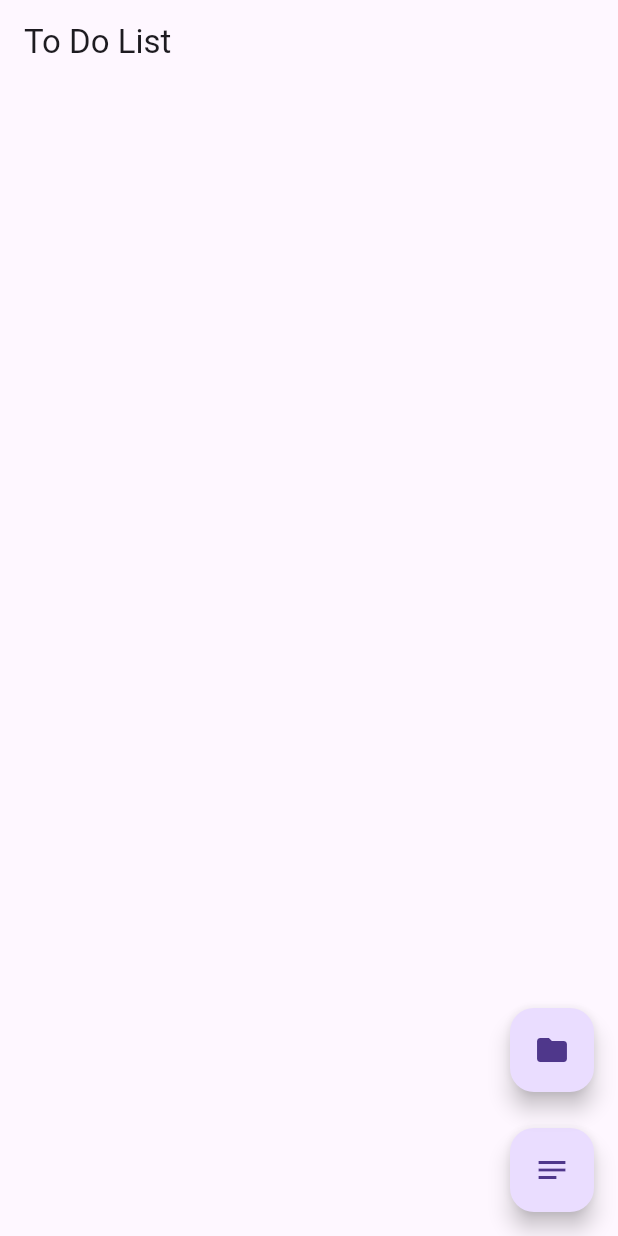
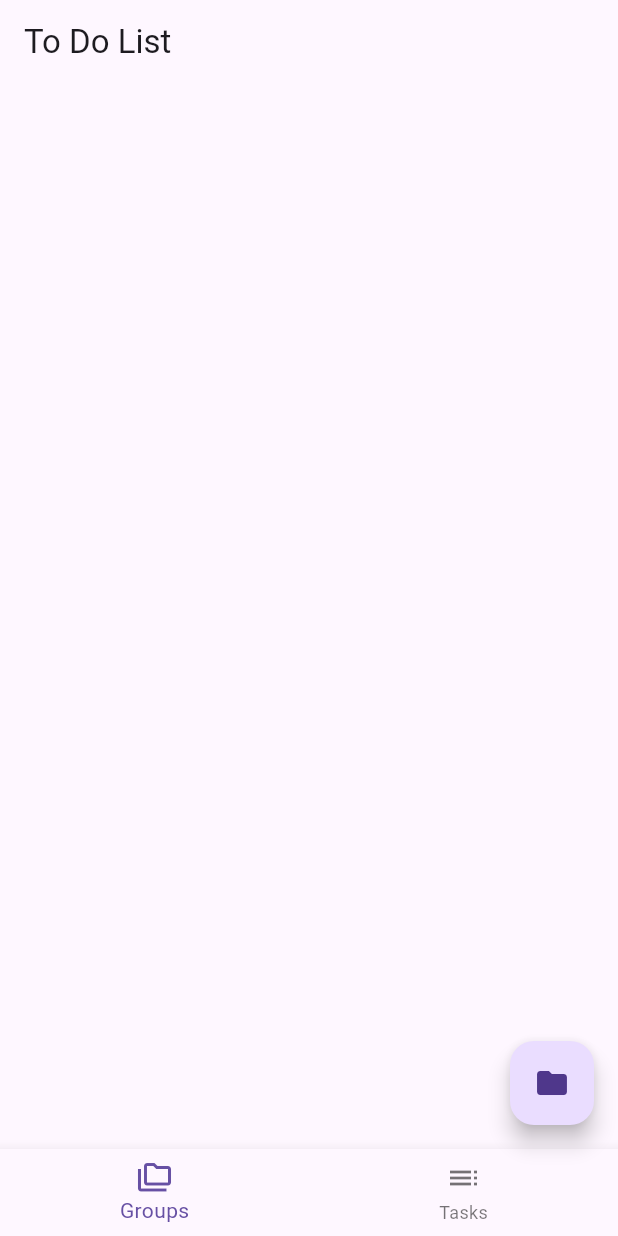
Before and after one commit to alexsedy/todo_app, a Flutter app: the screen it shows after launch, on a phone screen of 412 x 824 dp. Run offline on Flutter 3.47's test engine with Material 3 defaults, Android fonts, the phone set to English and light mode, and no system bars; our stand-ins replace flutter_slidable, hive, hive_flutter; accounts and stored records are empty.

Commit message:
update groups_widget.dart

```diff
--- a/lib/ui/widget_ui/group/groups/groups_widget.dart
+++ b/lib/ui/widget_ui/group/groups/groups_widget.dart
@@ -24,8 +24,21 @@ class _GroupsWidgetState extends State<GroupsWidget> {
   }
 }
 
-class _GroupsWidgetBody extends StatelessWidget {
+
+class _GroupsWidgetBody extends StatefulWidget {
   const _GroupsWidgetBody({Key? key}) : super(key: key);
+
+  @override
+  State<_GroupsWidgetBody> createState() => _GroupsWidgetBodyState();
+}
+
+class _GroupsWidgetBodyState extends State<_GroupsWidgetBody> {
+  int _currentIndex = 0;
+
+  final List<Widget> _screens = [
+    const _GroupListWidget(),
+    const SingleTaskWidget(),
+  ];
 
   @override
   Widget build(BuildContext context) {
@@ -33,13 +46,29 @@ class _GroupsWidgetBody extends StatelessWidget {
       appBar: AppBar(
         title: const Text('To Do List'),
       ),
-      body: const Column(
-        children: [
-          Expanded(child: _GroupListWidget()),
-          Expanded(child: SingleTaskWidget())
+      floatingActionButton: CustomFloatingActionButton(index: _currentIndex),
+      body: IndexedStack(
+        index: _currentIndex,
+        children: _screens,
+      ),
+      bottomNavigationBar: BottomNavigationBar(
+        currentIndex: _currentIndex,
+        onTap: (index) {
+          setState(() {
+            _currentIndex = index;
+          });
+        },
+        items: const [
+          BottomNavigationBarItem(
+            icon: Icon(Icons.folder_copy_outlined),
+            label: 'Groups',
+          ),
+          BottomNavigationBarItem(
+            icon: Icon(Icons.toc),
+            label: 'Tasks',
+          ),
         ],
       ),
-      floatingActionButton: CustomFloatingActionButton(),
     );
   }
 }
@@ -97,16 +126,15 @@ class _GroupRowWidget extends StatelessWidget {
 }
 
 class CustomFloatingActionButton extends StatelessWidget {
-  const CustomFloatingActionButton({super.key});
+  int index;
+  CustomFloatingActionButton({required this.index, super.key});
 
   @override
   Widget build(BuildContext context) {
     return Stack(
       children: [
-          Positioned(
-            bottom: 0.0,
-            right: 0.0,
-            child: FloatingActionButton(
+        if (index == 1)
+          FloatingActionButton(
             onPressed: () {
               showModalBottomSheet<void>(
                 context: context,
@@ -118,15 +146,11 @@ class CustomFloatingActionButton extends StatelessWidget {
             tooltip: 'Add task',
             child: Icon(Icons.notes),
           ),
-          ),
-          Positioned(
-            bottom: 80.0,
-            right: 0.0,
-            child: FloatingActionButton(
+        if (index == 0)
+          FloatingActionButton(
             onPressed: () => GroupsWidgetModelProvider.read(context)?.model.addGroupNote(context),
             tooltip: 'Add list',
             child: Icon(Icons.folder),
-            ),
           ),
       ],
     );
```
Lines whose indentation alone changed are shown as unchanged.
